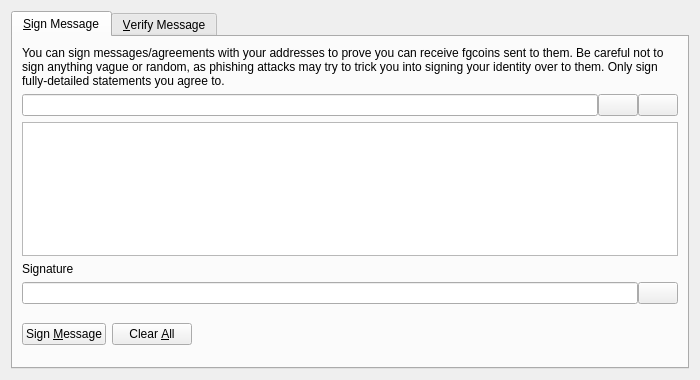
The window that src/qt/forms/signverifymessagedialog.ui (seockjunchoi/freecoin) describes before a commit, drawn with Qt 5.
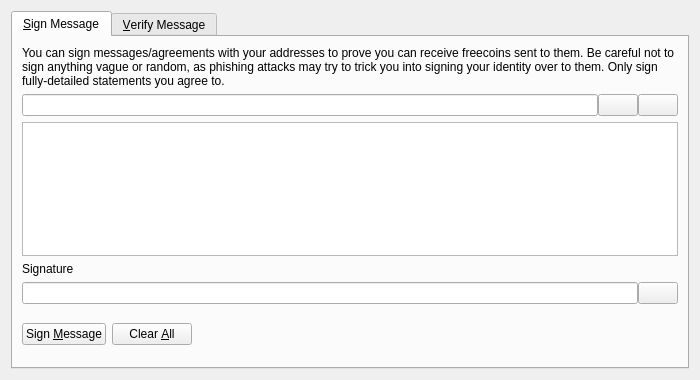
The same window after the commit. Icons and pictures are not drawn. Custom widgets are drawn as their Qt base class.

Commit message: change fgcoin->freecoin

Patch:
```diff
--- a/src/qt/forms/signverifymessagedialog.ui
+++ b/src/qt/forms/signverifymessagedialog.ui
@@ -30,7 +30,7 @@
        <item>
         <widget class="QLabel" name="infoLabel_SM">
          <property name="text">
-          <string>You can sign messages/agreements with your addresses to prove you can receive fgcoins sent to them. Be careful not to sign anything vague or random, as phishing attacks may try to trick you into signing your identity over to them. Only sign fully-detailed statements you agree to.</string>
+          <string>You can sign messages/agreements with your addresses to prove you can receive freecoins sent to them. Be careful not to sign anything vague or random, as phishing attacks may try to trick you into signing your identity over to them. Only sign fully-detailed statements you agree to.</string>
          </property>
          <property name="textFormat">
           <enum>Qt::PlainText</enum>
```
Left out of the diff: 8 changed lines with no effect on the pictures. The commit also changes 237 other files.
